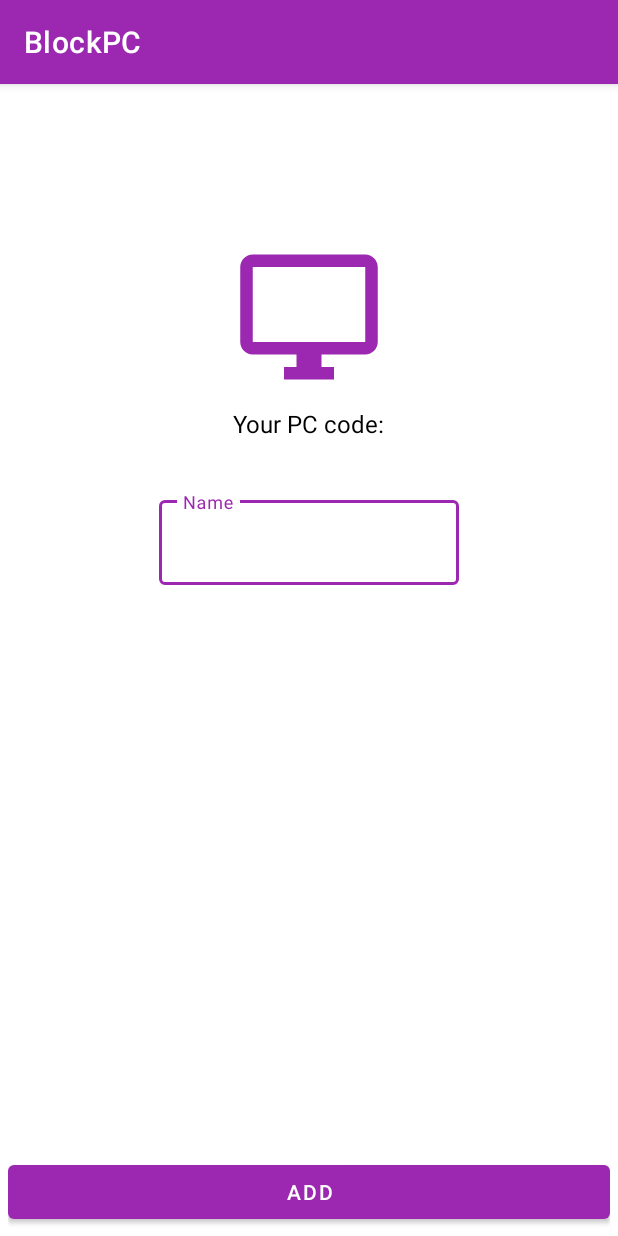
After one commit to KopylP/BlockPC.mobile, an Android app: the AddWorkstationActivity screen opened directly, with no data from a screen before it, on a phone screen of 412 x 824 dp. The commit adds this screen. Run offline under Robolectric (Android 15) with nearby library versions, the phone set to English and light mode, and no system bars; our stand-ins replace Dagger/Hilt's generated code.

Commit message:
Add AddWorkstationActivity

```diff
--- a/app/src/main/java/com/kopyl/blockpc/MainPresenter.kt
+++ b/app/src/main/java/com/kopyl/blockpc/MainPresenter.kt
@@ -2,8 +2,7 @@ package com.kopyl.blockpc
 import com.kopyl.blockpc.adapters.WorkstationAdapter
 import com.kopyl.blockpc.database.dao.WorkstationDao
 import com.kopyl.blockpc.di.App
-import com.kopyl.blockpc.models.WorkstationModel
-import com.kopyl.blockpc.mvp.contract.main.MainContract
+import com.kopyl.blockpc.mvp.contract.MainContract
 import javax.inject.Inject
 
 class MainPresenter: MainContract.MainPresenter() {
@@ -16,7 +15,7 @@ class MainPresenter: MainContract.MainPresenter() {
     }
 
     override fun getWorkstations() {
-        val adapter = WorkstationAdapter(view, workstationDao.getAllWorkstations())
+        val adapter = WorkstationAdapter(view, workstationDao.getAllWorkstations().toMutableList())
         view.showWorkstations(adapter)
     }
 }
--- a/app/src/main/java/com/kopyl/blockpc/di/AppComponent.kt
+++ b/app/src/main/java/com/kopyl/blockpc/di/AppComponent.kt
@@ -2,6 +2,8 @@ package com.kopyl.blockpc.di
 
 import com.kopyl.blockpc.MainActivity
 import com.kopyl.blockpc.MainPresenter
+import com.kopyl.blockpc.ui.addWorkstation.AddWorkstationActivity
+import com.kopyl.blockpc.ui.addWorkstation.AddWorkstationPresenter
 import dagger.Component
 import javax.inject.Singleton
 
@@ -11,5 +13,7 @@ interface AppComponent {
 
     fun inject(mainActivity: MainActivity)
     fun inject(mainPresenter: MainPresenter)
+    fun inject(addWorkstationActivity: AddWorkstationActivity)
+    fun inject(addWorkstationPresenter: AddWorkstationPresenter)
 
 }
--- a/app/src/main/java/com/kopyl/blockpc/di/MvpModule.kt
+++ b/app/src/main/java/com/kopyl/blockpc/di/MvpModule.kt
@@ -1,6 +1,7 @@
 package com.kopyl.blockpc.di
 
 import com.kopyl.blockpc.MainPresenter
+import com.kopyl.blockpc.ui.addWorkstation.AddWorkstationPresenter
 import dagger.Module
 import dagger.Provides
 import javax.inject.Singleton
@@ -10,4 +11,8 @@ class MvpModule{
     @Provides
     @Singleton
     fun provideMainPresenter() = MainPresenter()
+
+    @Provides
+    @Singleton
+    fun provideAddWorkstationPresenter() = AddWorkstationPresenter()
 }
--- /dev/null
+++ b/app/src/main/java/com/kopyl/blockpc/mvp/contract/AddWorkstationContract.kt
@@ -0,0 +1,14 @@
+package com.kopyl.blockpc.mvp.contract
+
+import com.kopyl.blockpc.models.WorkstationModel
+import com.kopyl.blockpc.ui.addWorkstation.AddWorkstationActivity
+
+class AddWorkstationContract {
+    interface View: BaseContract.View {
+        fun closeActivity(model: WorkstationModel)
+    }
+
+    abstract  class  AddWorkstationPresenter: BaseContract.Presenter<AddWorkstationActivity>(){
+        abstract fun addWorkstation(model: WorkstationModel)
+    }
+}
--- /dev/null
+++ b/app/src/main/java/com/kopyl/blockpc/ui/addWorkstation/AddWorkstationActivity.kt
@@ -0,0 +1,92 @@
+package com.kopyl.blockpc.ui.addWorkstation
+
+import android.animation.Animator
+import android.animation.ObjectAnimator
+import android.animation.ValueAnimator
+import android.app.Activity
+import android.content.Context
+import android.content.Intent
+import android.os.Build
+import androidx.appcompat.app.AppCompatActivity
+import android.os.Bundle
+import android.view.ViewAnimationUtils
+import android.view.View
+import android.view.ViewGroup
+import android.view.animation.AccelerateInterpolator
+import androidx.annotation.RequiresApi
+import androidx.core.animation.addListener
+import com.kopyl.blockpc.R
+import com.kopyl.blockpc.di.App
+import com.kopyl.blockpc.models.WorkstationModel
+import com.kopyl.blockpc.mvp.contract.AddWorkstationContract
+import com.kopyl.blockpc.mvp.contract.BaseContract
+import kotlinx.android.synthetic.main.activity_add_workstation.*
+import javax.inject.Inject
+
+class AddWorkstationActivity : AppCompatActivity(), AddWorkstationContract.View {
+
+    @Inject
+    lateinit var addWorkstationPresenter: AddWorkstationPresenter
+
+    private var workstationCode: String? = null
+
+    override fun closeActivity(model: WorkstationModel) {
+        intent = Intent()
+        intent.putExtra(EXTRA_WORKSTATION, model)
+        setResult(Activity.RESULT_OK)
+        finish()
+    }
+
+    override fun onCreate(savedInstanceState: Bundle?) {
+        super.onCreate(savedInstanceState)
+        setContentView(R.layout.activity_add_workstation)
+        App.appComponent.inject(this)
+        addWorkstationPresenter.attach(this)
+        workstationCode = intent.getStringExtra(EXTRA_WORKSTATION_CODE)
+        tv_workstation_code.text = workstationCode
+        initListeners()
+    }
+
+    private fun initListeners() {
+        btn_add.setOnClickListener {
+            when {
+                et_workstation_name.text.isNullOrEmpty() -> et_workstation_name.error =
+                    "This field can not be empty!"
+                else -> {
+                    val model =
+                        WorkstationModel(et_workstation_name.text.toString(), workstationCode!!)
+                    val cx = btn_add.width / 2
+                    val cy = btn_add.height / 2
+                    val radius: Float = btn_add.width.toFloat()
+                    val anim = ViewAnimationUtils
+                        .createCircularReveal(btn_add, cx, cy, radius, 0f)
+                    anim.addListener(onEnd = {
+                        btn_add.visibility = View.INVISIBLE
+                        addWorkstationPresenter.addWorkstation(model)
+                    })
+                    anim.start()
+                }
+
+            }
+
+        }
+    }
+
+    companion object {
+
+        private const val EXTRA_WORKSTATION =
+            "package com.kopyl.blockpc.ui.addWorkstation extra workstation"
+        private const val EXTRA_WORKSTATION_CODE =
+            "package com.kopyl.blockpc.ui.addWorkstation extra workstation code"
+
+        fun newIntent(context: Context, workstationCode: String): Intent {
+            val intent = Intent(context, AddWorkstationActivity::class.java)
+            intent.putExtra(EXTRA_WORKSTATION_CODE, workstationCode)
+            return intent
+        }
+
+        fun getWorkstation(intent: Intent): WorkstationModel? =
+            intent.getParcelableExtra(EXTRA_WORKSTATION)
+    }
+
+}
--- /dev/null
+++ b/app/src/main/java/com/kopyl/blockpc/ui/addWorkstation/AddWorkstationPresenter.kt
@@ -0,0 +1,23 @@
+package com.kopyl.blockpc.ui.addWorkstation
+
+import com.kopyl.blockpc.database.dao.WorkstationDao
+import com.kopyl.blockpc.di.App
+import com.kopyl.blockpc.models.WorkstationModel
+import com.kopyl.blockpc.mvp.contract.AddWorkstationContract
+import javax.inject.Inject
+
+class AddWorkstationPresenter: AddWorkstationContract.AddWorkstationPresenter() {
+
+    override fun addWorkstation(model: WorkstationModel) {
+        workstationDao.insertWorkstation(model)
+        view.closeActivity(model)
+    }
+
+    @Inject
+    lateinit var workstationDao: WorkstationDao
+
+    init {
+        App.appComponent.inject(this)
+    }
+
+}
--- a/app/src/main/res/drawable/ic_add_white_24dp.xml
+++ b/app/src/main/res/drawable/ic_add_white_24dp.xml
@@ -1,5 +1,5 @@
 <vector android:height="24dp" android:tint="#FFFFFF"
     android:viewportHeight="24.0" android:viewportWidth="24.0"
     android:width="24dp" xmlns:android="http://schemas.android.com/apk/res/android">
-    <path android:fillColor="#FF000000" android:pathData="M19,13h-6v6h-2v-6H5v-2h6V5h2v6h6v2z"/>
+    <path android:fillColor="#FFFFFF" android:pathData="M19,13h-6v6h-2v-6H5v-2h6V5h2v6h6v2z"/>
 </vector>
--- a/app/src/main/res/drawable/ic_desktop_windows_white_24dp.xml
+++ b/app/src/main/res/drawable/ic_desktop_windows.xml
@@ -1,4 +1,4 @@
-<vector android:height="24dp" android:tint="#FFFFFF"
+<vector android:height="24dp" android:tint="@color/colorPrimary"
     android:viewportHeight="24.0" android:viewportWidth="24.0"
     android:width="24dp" xmlns:android="http://schemas.android.com/apk/res/android">
     <path android:fillColor="#FF000000" android:pathData="M21,2L3,2c-1.1,0 -2,0.9 -2,2v12c0,1.1 0.9,2 2,2h7v2L8,20v2h8v-2h-2v-2h7c1.1,0 2,-0.9 2,-2L23,4c0,-1.1 -0.9,-2 -2,-2zM21,16L3,16L3,4h18v12z"/>
--- /dev/null
+++ b/app/src/main/res/layout/activity_add_workstation.xml
@@ -0,0 +1,66 @@
+<?xml version="1.0" encoding="utf-8"?>
+<androidx.constraintlayout.widget.ConstraintLayout xmlns:android="http://schemas.android.com/apk/res/android"
+    xmlns:app="http://schemas.android.com/apk/res-auto"
+    xmlns:tools="http://schemas.android.com/tools"
+    android:layout_width="match_parent"
+    android:layout_height="match_parent"
+    tools:context="com.kopyl.blockpc.ui.addWorkstation.AddWorkstationActivity"
+    android:fitsSystemWindows="true"
+    android:padding="5dp">
+    <LinearLayout
+        android:layout_width="wrap_content"
+        android:layout_height="wrap_content"
+        android:layout_marginTop="100dp"
+        app:layout_constraintTop_toTopOf="parent"
+        app:layout_constraintLeft_toLeftOf="parent"
+        app:layout_constraintRight_toRightOf="parent">
+        <LinearLayout
+            android:layout_width="wrap_content"
+            android:layout_height="wrap_content"
+            android:orientation="vertical"
+            android:gravity="center">
+
+            <ImageView
+                android:layout_width="100dp"
+                android:layout_height="100dp"
+                android:src="@drawable/ic_desktop_windows" />
+
+            <TextView
+                android:layout_width="wrap_content"
+                android:layout_height="wrap_content"
+                android:layout_marginTop="10dp"
+                android:text="@string/txt_your_pc_code"
+                android:textSize="16sp"
+                android:textColor="@android:color/black"/>
+
+            <TextView
+                android:layout_width="wrap_content"
+                android:layout_height="wrap_content"
+                android:layout_marginTop="5dp"
+                android:id="@+id/tv_workstation_code"/>
+
+            <com.google.android.material.textfield.TextInputLayout
+                android:layout_width="200dp"
+                android:layout_height="wrap_content"
+                android:layout_marginTop="10dp"
+                style="@style/Widget.MaterialComponents.TextInputLayout.OutlinedBox"
+                android:focusable="true"
+                android:hint="@string/hint_name">
+
+                <com.google.android.material.textfield.TextInputEditText
+                    android:layout_width="match_parent"
+                    android:layout_height="wrap_content"
+                    android:id="@+id/et_workstation_name" />
+
+            </com.google.android.material.textfield.TextInputLayout>
+        </LinearLayout>
+    </LinearLayout>
+
+    <com.google.android.material.button.MaterialButton
+        android:id="@+id/btn_add"
+        android:layout_width="match_parent"
+        android:layout_height="wrap_content"
+        android:text="@string/btn_add"
+        app:layout_constraintBottom_toBottomOf="parent"/>
+
+</androidx.constraintlayout.widget.ConstraintLayout>
--- a/app/src/main/res/layout/activity_main.xml
+++ b/app/src/main/res/layout/activity_main.xml
@@ -18,8 +18,10 @@
         android:id="@+id/floating_action_button"
         android:layout_width="wrap_content"
         android:layout_height="wrap_content"
-        android:layout_margin="16dp"
+        android:layout_margin="6dp"
         app:srcCompat="@drawable/ic_add_white_24dp"
+        app:backgroundTint="@color/colorAccent"
+        app:tint="@android:color/white"
         app:layout_constraintBottom_toBottomOf="parent"
         app:layout_constraintRight_toRightOf="parent"/>
 
--- a/app/src/main/res/values/strings.xml
+++ b/app/src/main/res/values/strings.xml
@@ -1,4 +1,7 @@
 <resources>
     <string name="app_name">BlockPC</string>
     <string name="title_your_workstations">Your workstations</string>
+    <string name="btn_add">Add</string>
+    <string name="hint_name">Name</string>
+    <string name="txt_your_pc_code">Your PC code:</string>
 </resources>
--- a/app/src/main/res/values/styles.xml
+++ b/app/src/main/res/values/styles.xml
@@ -1,7 +1,7 @@
 <resources>
 
     <!-- Base application theme. -->
-    <style name="AppTheme" parent="Theme.AppCompat.Light.DarkActionBar">
+    <style name="AppTheme" parent="Theme.MaterialComponents.Light.DarkActionBar">
         <!-- Customize your theme here. -->
         <item name="colorPrimary">@color/colorPrimary</item>
         <item name="colorPrimaryDark">@color/colorPrimaryDark</item>
```
Also changed, not shown: app/build.gradle (+8 -3 lines), app/src/main/AndroidManifest.xml (+7 -2 lines), app/src/main/java/com/kopyl/blockpc/MainActivity.kt (+24 -2 lines), app/src/main/java/com/kopyl/blockpc/adapters/WorkstationAdapter.kt (+10 -5 lines), app/src/main/java/com/kopyl/blockpc/models/WorkstationModel.kt (+6 -3 lines), app/src/main/java/com/kopyl/blockpc/mvp/contract/MainContract.kt (renamed from app/src/main/java/com/kopyl/blockpc/mvp/contract/main/MainContract.kt, +2 -5 lines), 1 other file.
